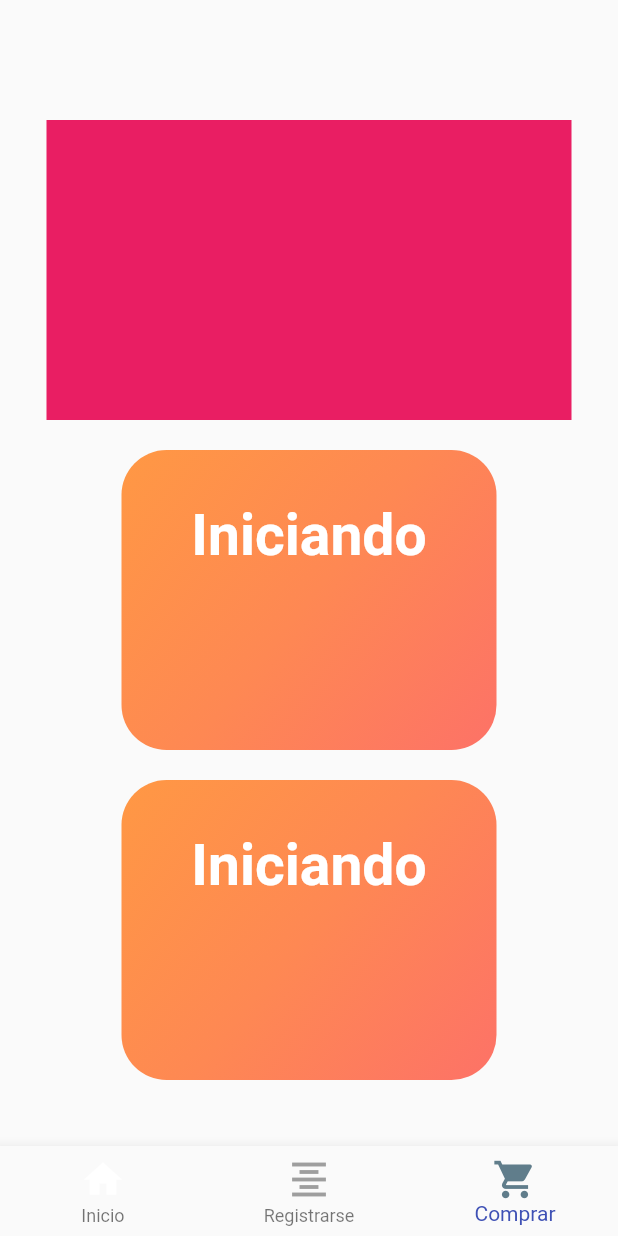
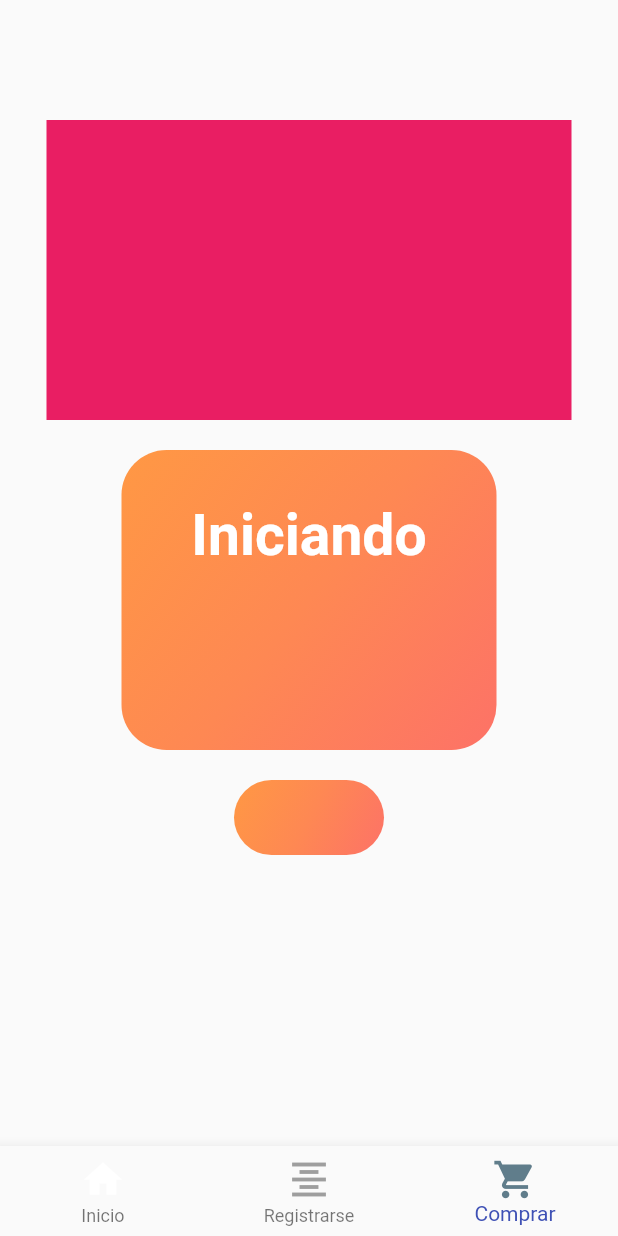
Before and after one commit to AlanRoblesS/AndoridUIII_Act7, a Flutter app: the screen it shows after launch, item 3 of the bottom bar chosen, on a phone screen of 412 x 824 dp. Run offline on Flutter 3.47's test engine with Material 2 defaults, Android fonts, the phone set to English and light mode, and no system bars.

```diff
--- a/lib/pages/third_page.dart
+++ b/lib/pages/third_page.dart
@@ -63,8 +63,8 @@ class _ThirdPageState extends State<ThirdPage> {
             ),//Fin de container
             SizedBox(height: 20.0,),
             Container(
-              height: 200,
-              width: 250,
+              height: 50,
+              width: 100,
               decoration: ShapeDecoration(shape: RoundedRectangleBorder(
                 borderRadius: BorderRadius.circular(30.0)
               ),
```
Also changed, not shown: 1 other file.
